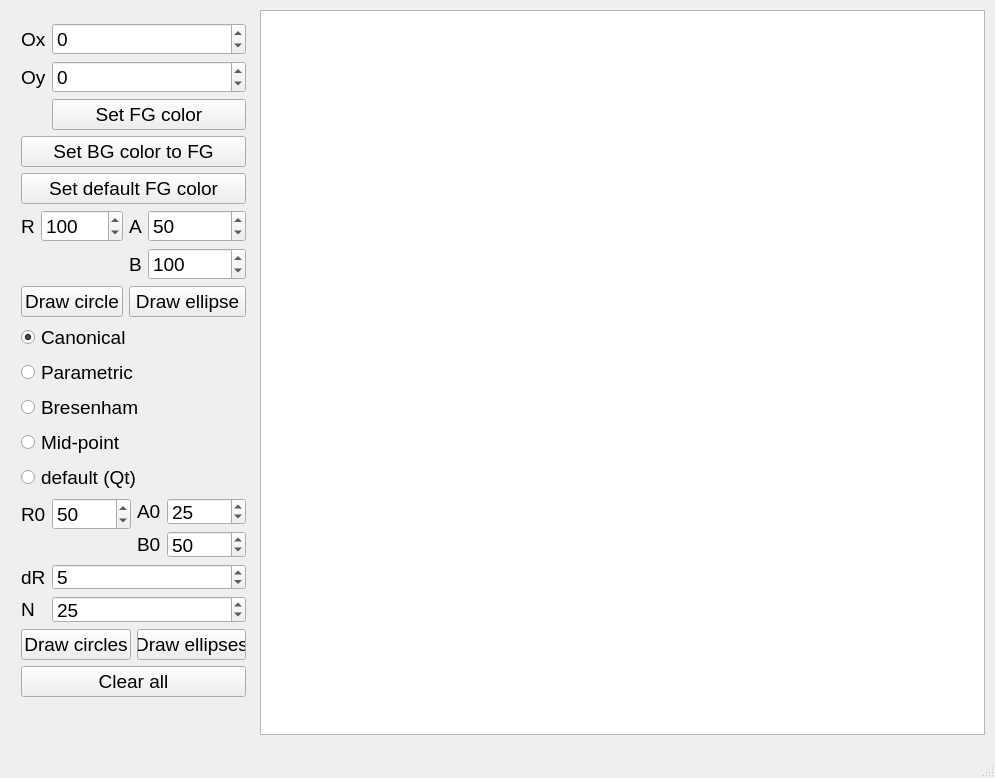
The window that lab04/mainwindow.ui (wcdbmv/CG) describes before a commit, drawn with Qt 5.
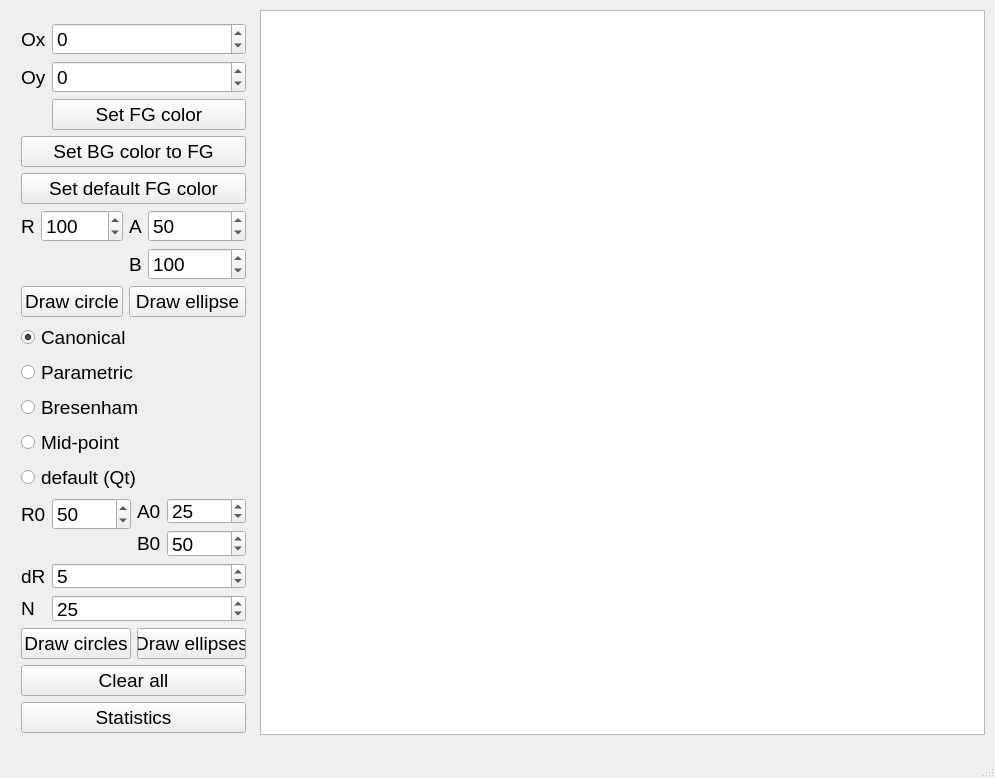
The same window after the commit.

The edit to the form file:
```diff
--- a/lab04/mainwindow.ui
+++ b/lab04/mainwindow.ui
@@ -35,13 +35,13 @@
      </size>
     </property>
    </widget>
-   <widget class="QWidget" name="">
+   <widget class="QWidget" name="layoutWidget">
     <property name="geometry">
      <rect>
       <x>10</x>
       <y>12</y>
       <width>247</width>
-      <height>696</height>
+      <height>732</height>
      </rect>
     </property>
     <layout class="QVBoxLayout" name="verticalLayout_4">
@@ -394,6 +394,13 @@
        </property>
       </widget>
      </item>
+     <item>
+      <widget class="QPushButton" name="statisticsPushButton">
+       <property name="text">
+        <string>Statistics</string>
+       </property>
+      </widget>
+     </item>
     </layout>
    </widget>
   </widget>
```
